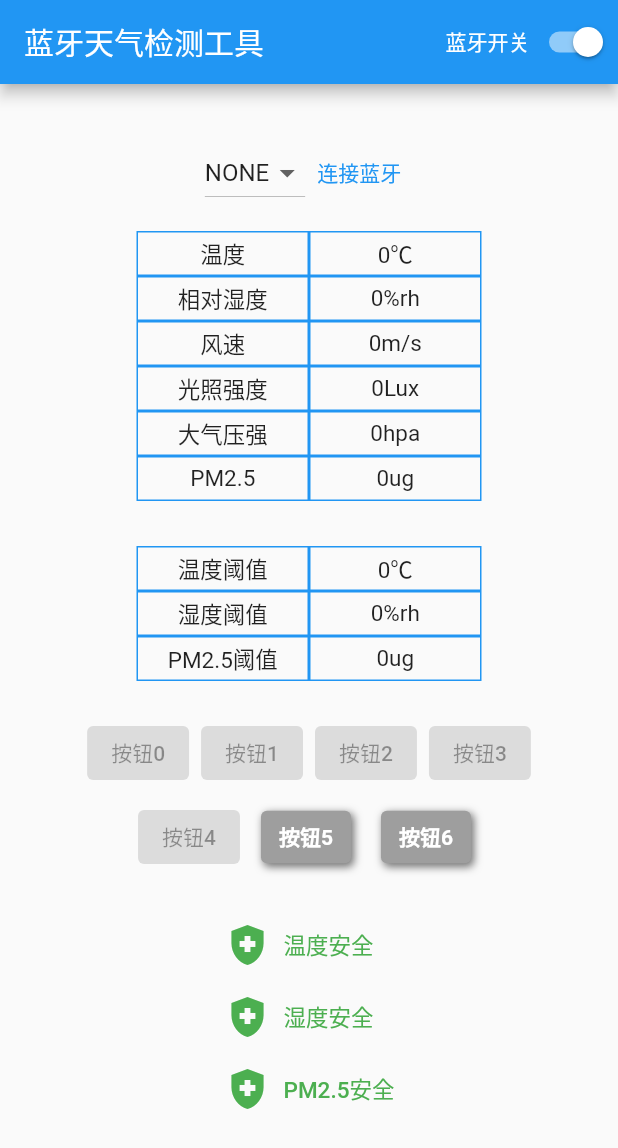
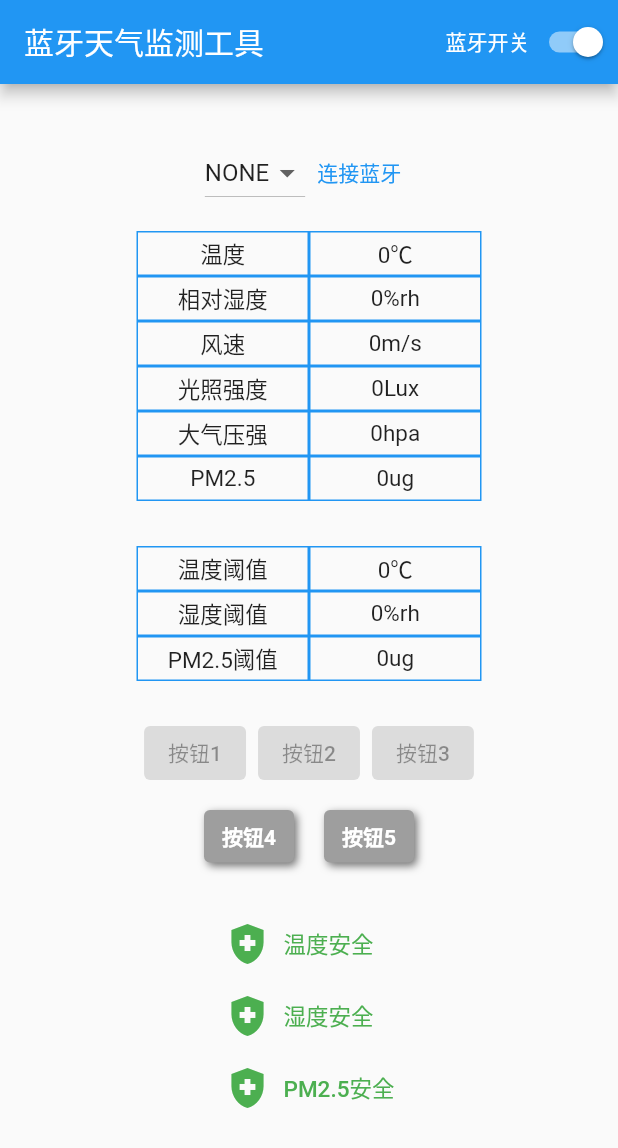
Before and after one commit to gallifreyCar/FlutterBluetoothController, a Flutter app: the screen it shows after launch, on a phone screen of 412 x 824 dp. Shown: the top 1148 px of the screen. Run offline on Flutter 3.47's test engine with Material 2 defaults, Android fonts, the phone set to English and light mode, and no system bars; our stand-ins replace flutter_bluetooth_serial.

Commit message:
Update: UI

```diff
--- a/lib/main.dart
+++ b/lib/main.dart
@@ -338,7 +338,7 @@ class _ScanBluePageState extends State<ScanBluePage> {
   Widget build(BuildContext context) {
     return Scaffold(
       appBar: AppBar(
-        title: const Text("蓝牙天气检测工具"),
+        title: const Text("蓝牙天气监测工具"),
         actions: [
           //蓝牙开关
           Row(
@@ -422,15 +422,13 @@ class _ScanBluePageState extends State<ScanBluePage> {
           const SizedBox(height: 20),
           //发送按钮
           Row(mainAxisAlignment: MainAxisAlignment.center, children: [
-            _buildSendButton(0),
-            _buildSendButton(1),
-            _buildSendButton(2),
-            _buildSendButton(3),
+            _buildSendButton(2, "1"),
+            _buildSendButton(3, "2"),
+            _buildSendButton(4, "3"),
           ]),
           Row(mainAxisAlignment: MainAxisAlignment.center, children: [
-            _buildSendButton(4),
-            _buildSpecialSendButton(5, 1),
-            _buildSpecialSendButton(6, 2),
+            _buildSpecialSendButton(4, 1),
+            _buildSpecialSendButton(5, 2),
           ]),
           const SizedBox(height: 20),
           Column(
@@ -481,12 +479,12 @@ class _ScanBluePageState extends State<ScanBluePage> {
   }
 
   ///普通发送按钮ui
-  Widget _buildSendButton(int message) {
+  Widget _buildSendButton(int message, String tip) {
     return Padding(
       padding: const EdgeInsets.all(4),
       child: ElevatedButton(
         onPressed: _connected ? () => _sendMessage(message) : null,
-        child: Text("按钮" + message.toString()),
+        child: Text("按钮" + tip),
       ),
     );
   }
```
Also changed, not shown: 1 other file.
